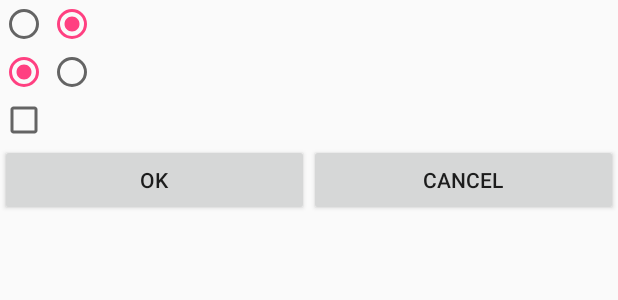
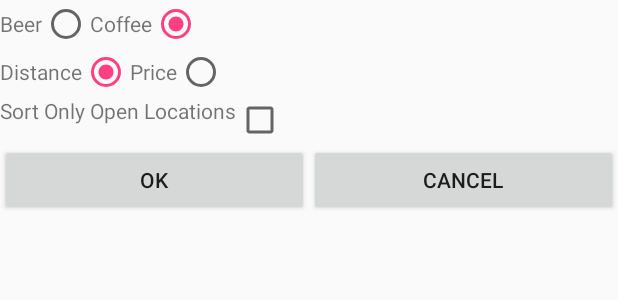
Before and after one commit to magnus0512/DrinkIt, an Android app: the layout settings.xml on its own in the app's theme, with its tools: preview values and no code run, on a phone screen of 412 x 824 dp. Shown: the top 300 px of the screen. Run offline under Robolectric (Android 15) with nearby library versions, the phone set to English and light mode, and no system bars.

Commit message:
Settings Textview

```diff
--- a/app/src/main/java/gruppe7/drinkit/Settings.java
+++ b/app/src/main/java/gruppe7/drinkit/Settings.java
@@ -3,6 +3,8 @@ package gruppe7.drinkit;
 /**
  * Created by Magnus on 14-06-2016.
  */
+import android.app.Activity;
+import android.support.v7.app.ActionBar;
 import android.support.v7.app.AppCompatActivity;
 import android.os.Bundle;
 import android.view.View;
@@ -12,7 +14,7 @@ import android.widget.RadioButton;
 import android.widget.RadioGroup;
 import android.widget.Toast;
 
-public class Settings extends AppCompatActivity {
+public class Settings extends Activity {
     @Override
     protected void onCreate(Bundle savedInstanceState) {
         super.onCreate(savedInstanceState);
--- a/app/src/main/res/layout/settings.xml
+++ b/app/src/main/res/layout/settings.xml
@@ -9,12 +9,24 @@
         android:layout_height="wrap_content"
         android:id="@+id/searchRadioGroup"
         android:checkedButton="@+id/CoffeeRadiobutton">
+        <TextView
+            android:layout_width="wrap_content"
+            android:layout_height="wrap_content"
+            android:id="@+id/BeerTextView"
+            android:text="Beer"
+            />
         <RadioButton
             android:id="@+id/BeerRadioButton"
             android:layout_width="wrap_content"
             android:layout_height="wrap_content"
             android:onClick="sendMessage"
             android:layout_alignParentLeft="true"
+            />
+        <TextView
+            android:layout_width="wrap_content"
+            android:layout_height="wrap_content"
+            android:id="@+id/CoffeeTextView"
+            android:text="Coffee"
             />
         <RadioButton
             android:id="@+id/CoffeeRadiobutton"
@@ -32,11 +44,23 @@
         android:layout_height="wrap_content"
         android:id="@+id/sortRadioGroup"
         android:checkedButton="@+id/DistanceRadiobutton">>
+        <TextView
+            android:layout_width="wrap_content"
+            android:layout_height="wrap_content"
+            android:id="@+id/DistanceTextView"
+            android:text="Distance"
+            />
         <RadioButton
             android:id="@+id/DistanceRadiobutton"
             android:layout_width="wrap_content"
             android:layout_height="wrap_content"
             android:onClick="sendMessage" />
+        <TextView
+            android:layout_width="wrap_content"
+            android:layout_height="wrap_content"
+            android:id="@+id/PriceTextView"
+            android:text="Price"
+            />
         <RadioButton
             android:id="@+id/PriceRadiobutton"
             android:layout_width="wrap_content"
@@ -44,13 +68,24 @@
             android:onClick="sendMessage" />
 
     </RadioGroup>
-    <CheckBox
-        android:id="@+id/checkbox"
-        android:layout_width="wrap_content"
+    <LinearLayout
+        android:orientation="horizontal"
+        android:layout_width="match_parent"
         android:layout_height="wrap_content"
-        android:onClick="sendMessage"
-        android:checked="false"/>
-
+        android:layout_gravity="center_horizontal"
+        android:baselineAligned="false">
+        <TextView
+            android:layout_width="wrap_content"
+            android:layout_height="wrap_content"
+            android:id="@+id/OnlyOpenTextView"
+            android:text="Sort Only Open Locations" />
+        <CheckBox
+            android:id="@+id/checkbox"
+            android:layout_width="wrap_content"
+            android:layout_height="wrap_content"
+            android:onClick="sendMessage"
+            android:checked="false"/>
+    </LinearLayout>
     <LinearLayout
         android:orientation="horizontal"
         android:layout_width="match_parent"
```
